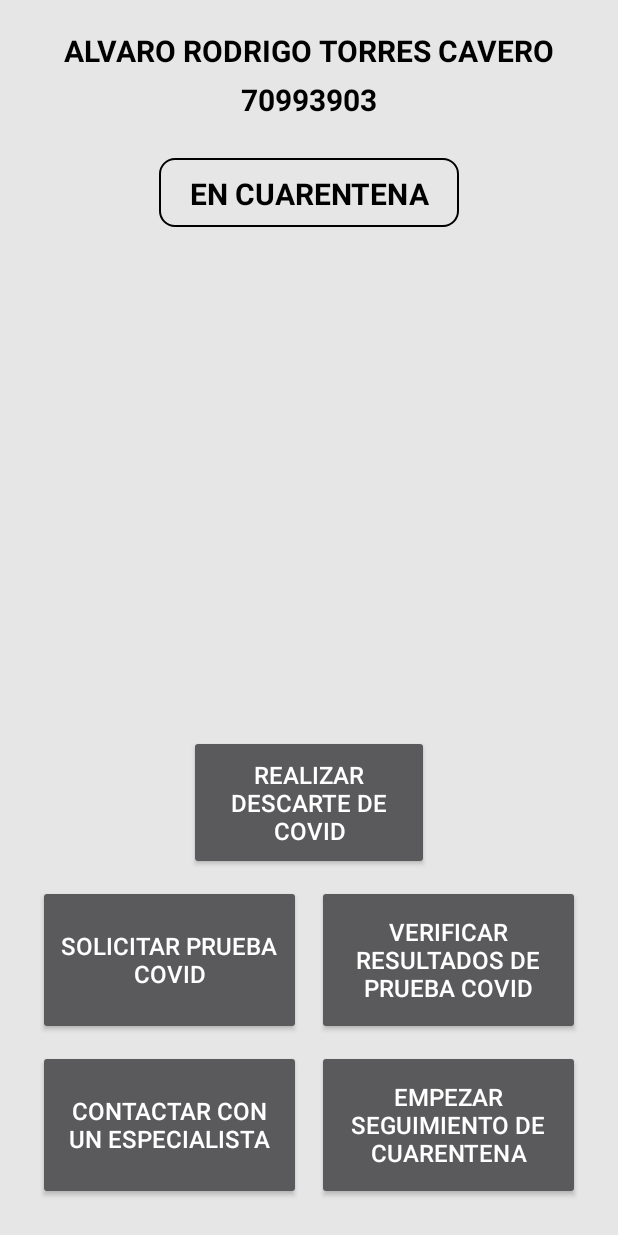
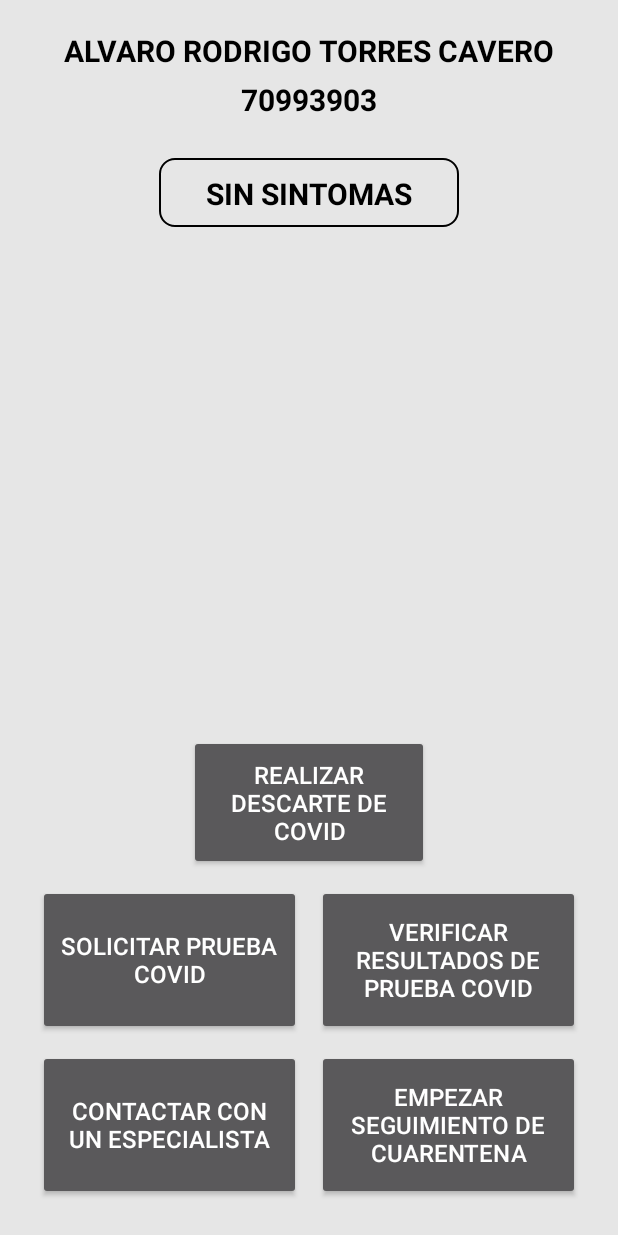
Before and after one commit to Alvaro2399/AppCovid, an Android app: the PaginaPrincipal screen opened directly, with no data from a screen before it, on a phone screen of 412 x 824 dp. Run offline under Robolectric (Android 15) with nearby library versions, the phone set to English and light mode, and no system bars.

Commit message:
Version mas actualizada al 4/05/2021 - 11:54 PM

```diff
--- a/app/src/main/res/layout/activity_pagina_principal.xml
+++ b/app/src/main/res/layout/activity_pagina_principal.xml
@@ -55,7 +55,7 @@
                 android:layout_centerHorizontal="true"
                 android:layout_below="@+id/Et_DniUsuario"
                 android:layout_marginTop="25dp"
-                android:text="EN CUARENTENA"
+                android:text="SIN SINTOMAS"
                 android:textSize="20dp"
                 android:background="@drawable/stylo_borde_edittext"
                 android:textColor="@color/black"
```
